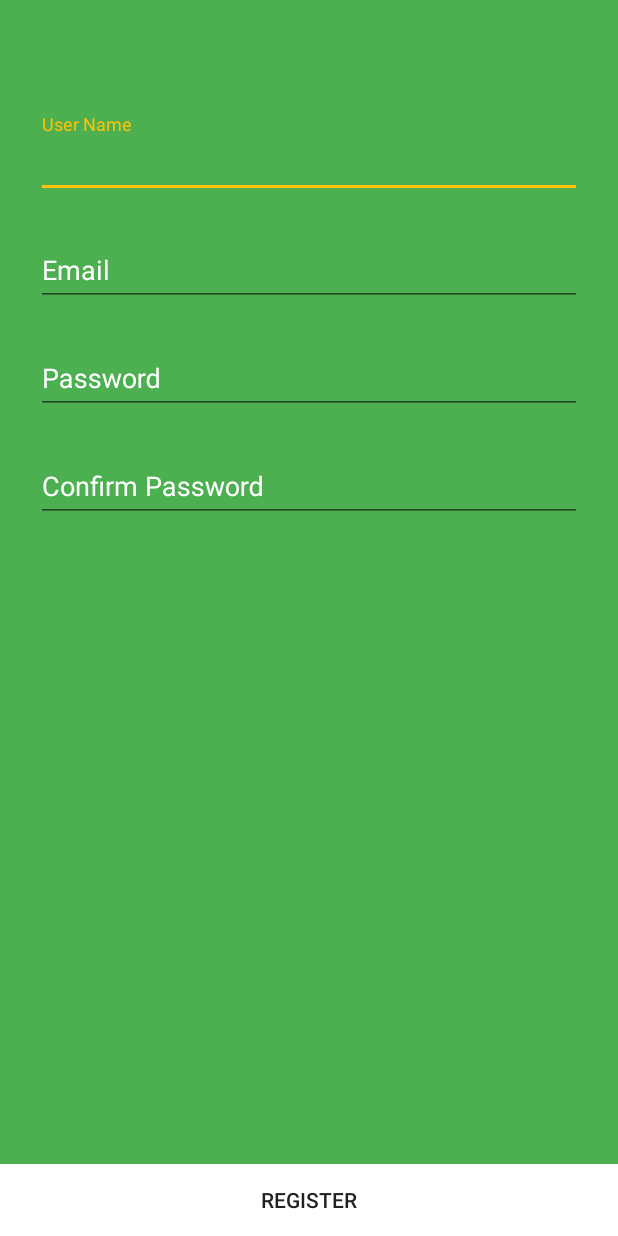
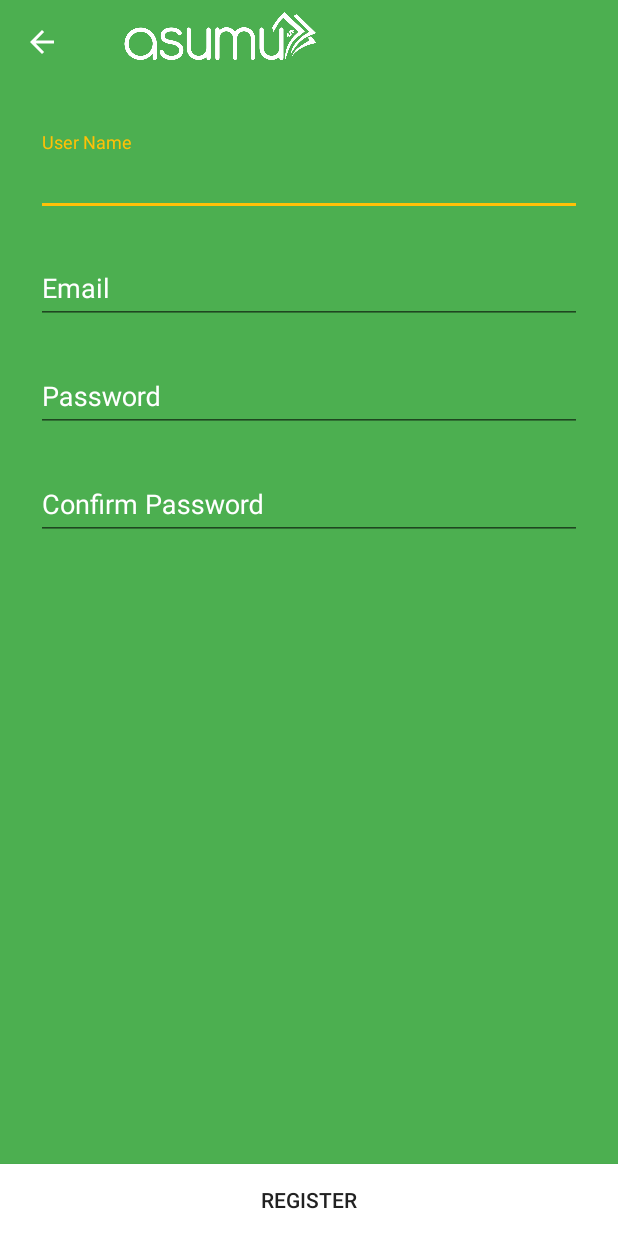
Before and after one commit to geronald10/Asumu, an Android app: the RegisterActivity screen opened directly, with no data from a screen before it, on a phone screen of 412 x 824 dp. Run offline under Robolectric (Android 15) with nearby library versions, the phone set to English and light mode, and no system bars; our stand-ins replace Volley; libraries missing offline, so code that uses them is left out: cn.pedant.

Commit message:
Login & Register UI and Logic Done

```diff
--- a/app/src/main/AndroidManifest.xml
+++ b/app/src/main/AndroidManifest.xml
@@ -34,7 +34,8 @@
         <activity android:name=".activity.MainActivity" />
         <activity
             android:name=".activity.LoginActivity" />
-        <activity android:name=".activity.RegisterActivity" />
+        <activity android:name=".activity.RegisterActivity"
+            android:parentActivityName=".activity.LoginActivity"/>
 
         <activity
             android:name=".activity.SplashActivity"
--- /dev/null
+++ b/app/src/main/res/drawable/ic_arrow_back.xml
@@ -0,0 +1,9 @@
+<vector xmlns:android="http://schemas.android.com/apk/res/android"
+        android:width="24dp"
+        android:height="24dp"
+        android:viewportWidth="24.0"
+        android:viewportHeight="24.0">
+    <path
+        android:fillColor="#FFFFFFFF"
+        android:pathData="M20,11H7.83l5.59,-5.59L12,4l-8,8 8,8 1.41,-1.41L7.83,13H20v-2z"/>
+</vector>
--- a/app/src/main/res/layout/activity_login.xml
+++ b/app/src/main/res/layout/activity_login.xml
@@ -82,8 +82,6 @@
             android:id="@+id/layout_email_login"
             android:layout_width="0dp"
             android:layout_height="wrap_content"
-            android:layout_marginLeft="8dp"
-            android:layout_marginRight="8dp"
             android:layout_marginTop="20dp"
             android:textColorHint="@android:color/white"
             app:layout_constraintLeft_toLeftOf="@+id/btn_register"
@@ -105,8 +103,6 @@
             android:id="@+id/layout_password_login"
             android:layout_width="0dp"
             android:layout_height="wrap_content"
-            android:layout_marginLeft="8dp"
-            android:layout_marginRight="8dp"
             android:textColorHint="@android:color/white"
             app:layout_constraintLeft_toLeftOf="@+id/btn_register"
             app:layout_constraintRight_toRightOf="@+id/btn_register"
@@ -127,8 +123,6 @@
             android:id="@+id/btn_sign_in"
             android:layout_width="0dp"
             android:layout_height="wrap_content"
-            android:layout_marginLeft="8dp"
-            android:layout_marginRight="8dp"
             android:layout_marginTop="16dp"
             android:text="@string/sign_in_button"
             android:textAppearance="@style/TextAppearance.AppCompat.Button"
--- a/app/src/main/res/layout/activity_register.xml
+++ b/app/src/main/res/layout/activity_register.xml
@@ -17,7 +17,7 @@
         android:layout_height="wrap_content"
         android:layout_marginLeft="24dp"
         android:layout_marginRight="24dp"
-        android:layout_marginTop="20dp"
+        android:layout_marginTop="32dp"
         android:textColorHint="@android:color/white"
         app:layout_constraintLeft_toLeftOf="parent"
         app:layout_constraintRight_toRightOf="parent"
@@ -29,13 +29,13 @@
             android:layout_height="wrap_content"
             android:hint="@string/username_prompt_label"
             android:imeOptions="actionNext"
-            android:inputType="textEmailAddress"
+            android:inputType="textPersonName"
             android:textColor="@android:color/white" />
 
     </android.support.design.widget.TextInputLayout>
 
     <android.support.design.widget.TextInputLayout
-        android:id="@+id/layout_email_login"
+        android:id="@+id/layout_email_register"
         android:layout_width="0dp"
         android:layout_height="wrap_content"
         android:layout_marginLeft="24dp"
@@ -47,7 +47,7 @@
         app:layout_constraintTop_toBottomOf="@+id/layout_user_nama">
 
         <AutoCompleteTextView
-            android:id="@+id/edt_email_login"
+            android:id="@+id/edt_email_register"
             android:layout_width="match_parent"
             android:layout_height="wrap_content"
             android:hint="@string/email_nrp_prompt_label"
@@ -58,7 +58,7 @@
     </android.support.design.widget.TextInputLayout>
 
     <android.support.design.widget.TextInputLayout
-        android:id="@+id/layout_password_login"
+        android:id="@+id/layout_password_register"
         android:layout_width="0dp"
         android:layout_height="wrap_content"
         android:layout_marginLeft="24dp"
@@ -67,10 +67,10 @@
         android:textColorHint="@android:color/white"
         app:layout_constraintLeft_toLeftOf="parent"
         app:layout_constraintRight_toRightOf="parent"
-        app:layout_constraintTop_toBottomOf="@id/layout_email_login">
+        app:layout_constraintTop_toBottomOf="@id/layout_email_register">
 
         <EditText
-            android:id="@+id/edt_password_login"
+            android:id="@+id/edt_password_register"
             android:layout_width="match_parent"
             android:layout_height="wrap_content"
             android:hint="@string/password_prompt_label"
@@ -81,7 +81,7 @@
     </android.support.design.widget.TextInputLayout>
 
     <android.support.design.widget.TextInputLayout
-        android:id="@+id/layout_confirm_password_login"
+        android:id="@+id/layout_confirm_password_register"
         android:layout_width="0dp"
         android:layout_height="wrap_content"
         android:layout_marginLeft="24dp"
@@ -90,10 +90,10 @@
         android:textColorHint="@android:color/white"
         app:layout_constraintLeft_toLeftOf="parent"
         app:layout_constraintRight_toRightOf="parent"
-        app:layout_constraintTop_toBottomOf="@id/layout_password_login">
+        app:layout_constraintTop_toBottomOf="@id/layout_password_register">
 
         <EditText
-            android:id="@+id/edt_confirm_password_login"
+            android:id="@+id/edt_confirm_password_register"
             android:layout_width="match_parent"
             android:layout_height="wrap_content"
             android:hint="@string/confirm_password_prompt_label"
@@ -104,12 +104,13 @@
     </android.support.design.widget.TextInputLayout>
 
     <Button
+        android:id="@+id/btnRegister"
         android:layout_width="0dp"
         android:layout_height="wrap_content"
         android:background="@android:color/white"
         android:text="@string/register_button_label"
+        android:textAppearance="@style/TextAppearance.AppCompat.Button"
         android:textColor="@color/colorPrimaryText"
-        android:textAppearance="@style/TextAppearance.AppCompat.Button"
         app:layout_constraintBottom_toBottomOf="parent"
         app:layout_constraintLeft_toLeftOf="parent"
         app:layout_constraintRight_toRightOf="parent" />
--- a/app/src/main/res/layout/app_bar.xml
+++ b/app/src/main/res/layout/app_bar.xml
@@ -1,5 +1,6 @@
 <?xml version="1.0" encoding="utf-8"?>
 <android.support.v7.widget.Toolbar xmlns:android="http://schemas.android.com/apk/res/android"
+    xmlns:app="http://schemas.android.com/apk/res-auto"
     android:orientation="vertical"
     android:layout_width="match_parent"
     android:layout_height="wrap_content"
@@ -13,7 +14,17 @@
         android:layout_height="match_parent"
         android:gravity="center"
         android:textSize="28sp"
+        android:visibility="gone"
         android:layout_marginEnd="16dp"
         android:textAppearance="@style/TextAppearance.AppCompat.Widget.ActionMode.Title"/>
 
+    <ImageView
+        android:id="@+id/iv_logo_toolbar"
+        android:layout_width="150dp"
+        android:layout_height="?actionBarSize"
+        android:paddingTop="8dp"
+        android:paddingBottom="16dp"
+        android:layout_marginEnd="16dp"
+        app:srcCompat="@drawable/logo_asumu_white"/>
+
 </android.support.v7.widget.Toolbar>
--- a/app/src/main/res/values/strings.xml
+++ b/app/src/main/res/values/strings.xml
@@ -32,5 +32,11 @@
     <string name="confirm_password_prompt_label">Confirm Password</string>
     <string name="register_button_label">Register</string>
     <string name="username_prompt_label">User Name</string>
+    <string name="error_msg_nama">username can\'t be null</string>
+    <string name="error_msg_password">password can\'t be null</string>
+    <string name="error_msg_konfirm_password">confirm password can\'t be null</string>
+    <string name="error_msg_konfirm_password_2">confirm password isn\'t match</string>
+    <string name="error_msg_email">email can\'t be null</string>
+    <string name="error_msg_email2">ensure you have entered email format correctly</string>
 
 </resources>
```
Also changed, not shown: app/src/main/java/net/ridhoperdana/asumu/activity/MainActivity.java (+0 -7 lines), app/src/main/java/net/ridhoperdana/asumu/activity/RegisterActivity.java (+217 -137 lines), app/src/main/assets/fonts/Poppins-Medium.ttf (deleted).
